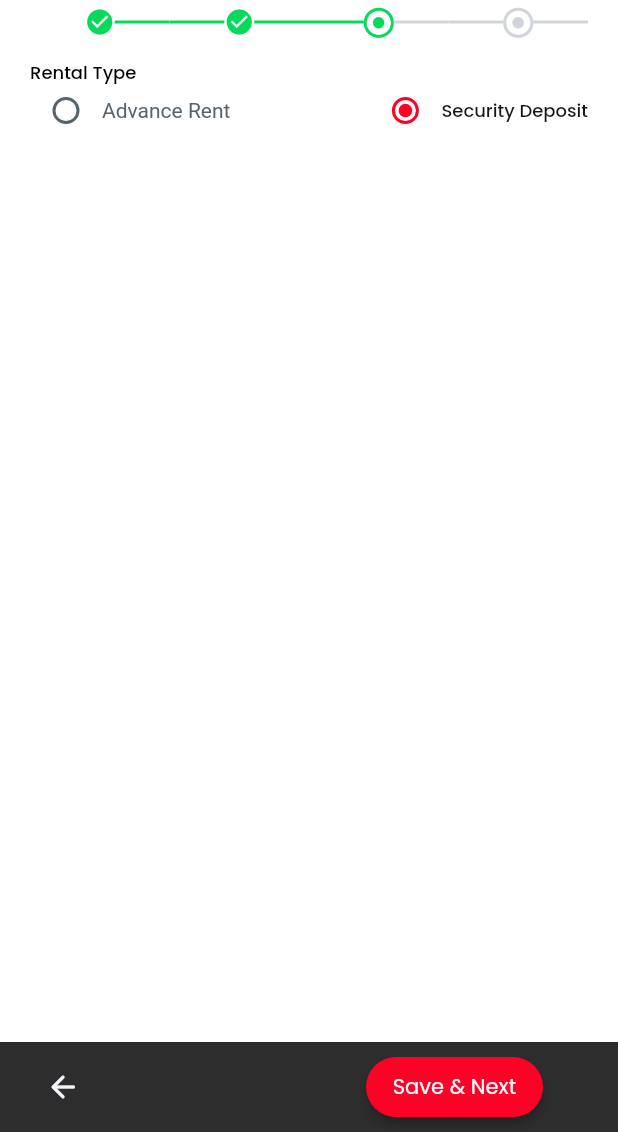
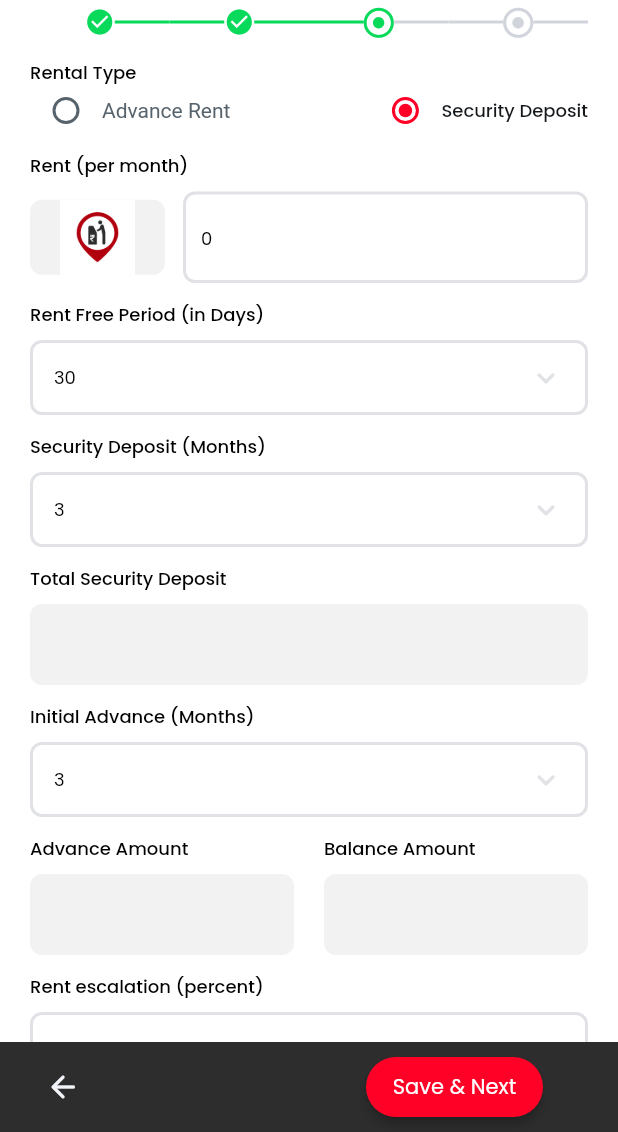
Before and after one commit to lovleshbuildint/site_quest, a Flutter app: the OpenSiteCommercialWidget screen opened by its route, after a tap on "Security Deposit", on a phone screen of 412 x 824 dp, the part 104-1236 px from its top. Run offline on Flutter 3.47's test engine with Material 3 defaults, Android fonts, the phone set to English and light mode, and no system bars; drawn by our look-alikes of auto_size_text, dropdown_button2; our stand-ins replace cached_network_image, csv, easy_debounce, equatable, file_picker, fl_chart and 14 more; missing offline and left inert: json_path, mime_type, pointer_interceptor; accounts and stored records are empty; network calls fail; Roboto replaces fonts that are missing (Readex Pro).

Commit message:
Updating to latest FlutterFlow output.

```diff
--- a/lib/indent/commercial_advance/commercial_advance_widget.dart
+++ b/lib/indent/commercial_advance/commercial_advance_widget.dart
@@ -999,7 +999,7 @@ class _CommercialAdvanceWidgetState extends State<CommercialAdvanceWidget> {
                 ],
               ),
             ),
-          if (_model.rentaltypeValue == 'Advance Rent')
+          if (_model.rentaltypeValue == 'Security Deposit')
             Padding(
               padding: EdgeInsetsDirectional.fromSTEB(0.0, 12.0, 0.0, 0.0),
               child: Column(
```
